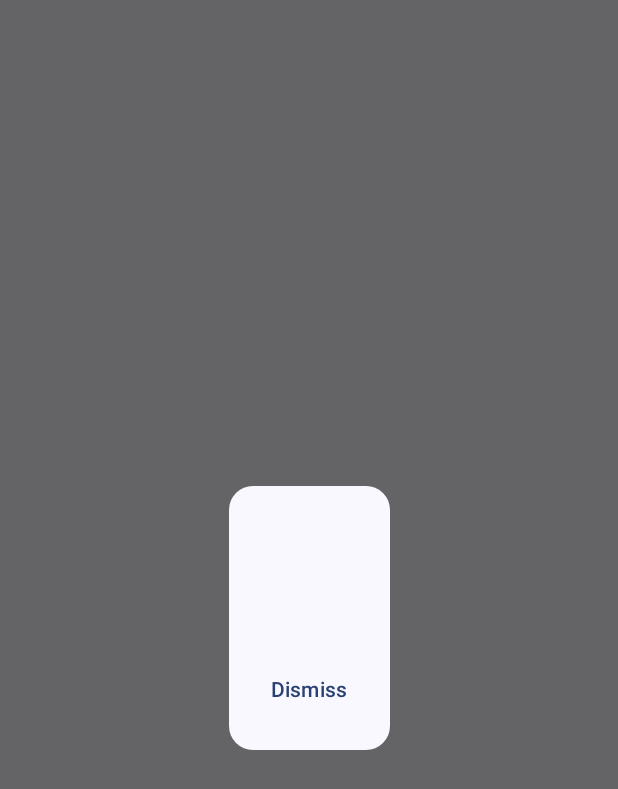
After one commit to Rens1608/time-for-music-companion, an Android app built with Jetpack Compose: the composable Modal called with empty values, on a phone screen of 412 x 824 dp. The commit adds this screen. Shown: the top 789 px of the screen. Run offline under Robolectric (Android 15) with nearby library versions, the light colour scheme and no system bars; 1 statement that could not run was skipped.

Commit message:
Bug fixes

```diff
--- a/app/build.gradle.kts
+++ b/app/build.gradle.kts
@@ -13,7 +13,7 @@ android {
         applicationId = "com.timeformusic.companion"
         minSdk = 24
         targetSdk = 34
-        versionCode = 1
+        versionCode = 2
         versionName = "1.0"
 
         testInstrumentationRunner = "androidx.test.runner.AndroidJUnitRunner"
--- a/app/src/main/AndroidManifest.xml
+++ b/app/src/main/AndroidManifest.xml
@@ -8,7 +8,6 @@
 
     <uses-permission android:name="android.permission.INTERNET" />
     <uses-permission android:name="android.permission.CAMERA" />
-    <uses-permission android:name="android.permission.FOREGROUND_SERVICE_CAMERA"/>
     <application
         android:name=".MainApplication"
         android:allowBackup="true"
--- /dev/null
+++ b/app/src/main/java/com/timeformusic/companion/composables/Modal.kt
@@ -0,0 +1,65 @@
+package com.timeformusic.companion.composables
+
+import androidx.compose.foundation.layout.Column
+import androidx.compose.foundation.layout.Spacer
+import androidx.compose.foundation.layout.height
+import androidx.compose.foundation.layout.padding
+import androidx.compose.foundation.layout.wrapContentHeight
+import androidx.compose.foundation.layout.wrapContentWidth
+import androidx.compose.material3.AlertDialogDefaults
+import androidx.compose.material3.BasicAlertDialog
+import androidx.compose.material3.Button
+import androidx.compose.material3.ExperimentalMaterial3Api
+import androidx.compose.material3.MaterialTheme
+import androidx.compose.material3.Surface
+import androidx.compose.material3.Text
+import androidx.compose.material3.TextButton
+import androidx.compose.runtime.Composable
+import androidx.compose.ui.Alignment
+import androidx.compose.ui.Modifier
+import androidx.compose.ui.text.font.FontWeight
+import androidx.compose.ui.tooling.preview.Preview
+import androidx.compose.ui.unit.dp
+import androidx.compose.ui.unit.sp
+
+@OptIn(ExperimentalMaterial3Api::class)
+@Composable
+fun Modal(title: String, message: String, onDismiss: () -> Unit) {
+    BasicAlertDialog(
+        onDismissRequest = onDismiss
+    ) {
+        Surface(
+            modifier = Modifier.wrapContentWidth().wrapContentHeight(),
+            shape = MaterialTheme.shapes.large,
+            tonalElevation = AlertDialogDefaults.TonalElevation
+        ) {
+            Column(modifier = Modifier.padding(16.dp)) {
+                Text(
+                    text = title,
+                    fontWeight = FontWeight.Bold,
+                    fontSize = 16.sp
+                )
+                Spacer(modifier = Modifier.height(24.dp))
+                Text(
+                    text = message
+                )
+                Spacer(modifier = Modifier.height(24.dp))
+                TextButton(
+                    onClick = onDismiss,
+                    modifier = Modifier.align(Alignment.End)
+                ) {
+                    Text("Dismiss")
+                }
+            }
+        }
+    }
+}
+
+@Preview
+@Composable
+fun ModalPreview() {
+    Modal(
+        "Missing Spotify app",
+        "It looks like Spotify is not installed on your device, please download the app before you can continue."
+    ) { }
+}
--- a/app/src/main/java/com/timeformusic/companion/repositories/SpotifyRepository.kt
+++ b/app/src/main/java/com/timeformusic/companion/repositories/SpotifyRepository.kt
@@ -24,7 +24,6 @@ class SpotifyRepository @Inject constructor(
     private val clientId = "a181c05e883243428e2fce221df7f9a2"
 
     init {
-        SpotifyAppRemote.setDebugMode(true)
         (context as Application).registerActivityLifecycleCallbacks(object :
             Application.ActivityLifecycleCallbacks {
             override fun onActivityDestroyed(activity: Activity) {
@@ -109,4 +108,9 @@ class SpotifyRepository @Inject constructor(
             SpotifyAppRemote.disconnect(it)
         }
     }
+
+    fun isSpotifyInstalled(): Boolean {
+        val launchIntent = context.packageManager.getLaunchIntentForPackage("com.spotify.music")
+        return launchIntent != null
+    }
 }
```
Also changed, not shown: app/src/main/java/com/timeformusic/companion/MainActivity.kt (+5 -5 lines), app/src/main/java/com/timeformusic/companion/pages/HomePage.kt (+23 -11 lines), app/src/main/java/com/timeformusic/companion/repositories/ExternalSpotifyRepository.kt (+15 -3 lines), app/src/main/java/com/timeformusic/companion/viewModels/SpotifyViewModel.kt (+14 -12 lines).
